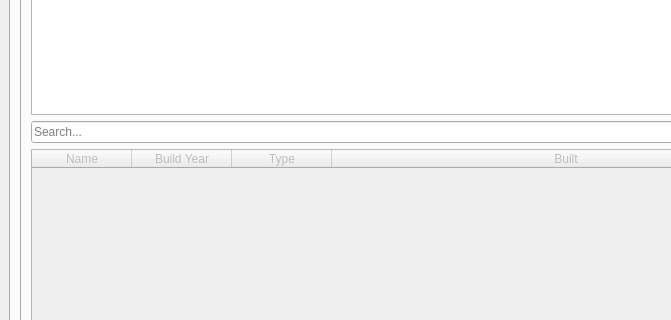
ivarmarkusson/Verkefni-1, file Verkefni3/displaywindow.ui: the form before one commit; both pictures show x 0 to 671 and y 211 to 531 of the 849 by 687 pixel window.
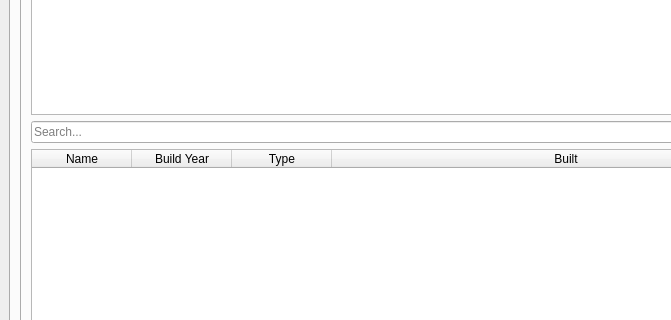
The form after the commit.

```diff
--- a/Verkefni3/displaywindow.ui
+++ b/Verkefni3/displaywindow.ui
@@ -420,7 +420,7 @@
             <item row="3" column="0">
              <widget class="QTableWidget" name="table_edit_connect_com">
               <property name="enabled">
-               <bool>false</bool>
+               <bool>true</bool>
               </property>
               <property name="editTriggers">
                <set>QAbstractItemView::NoEditTriggers</set>
```
